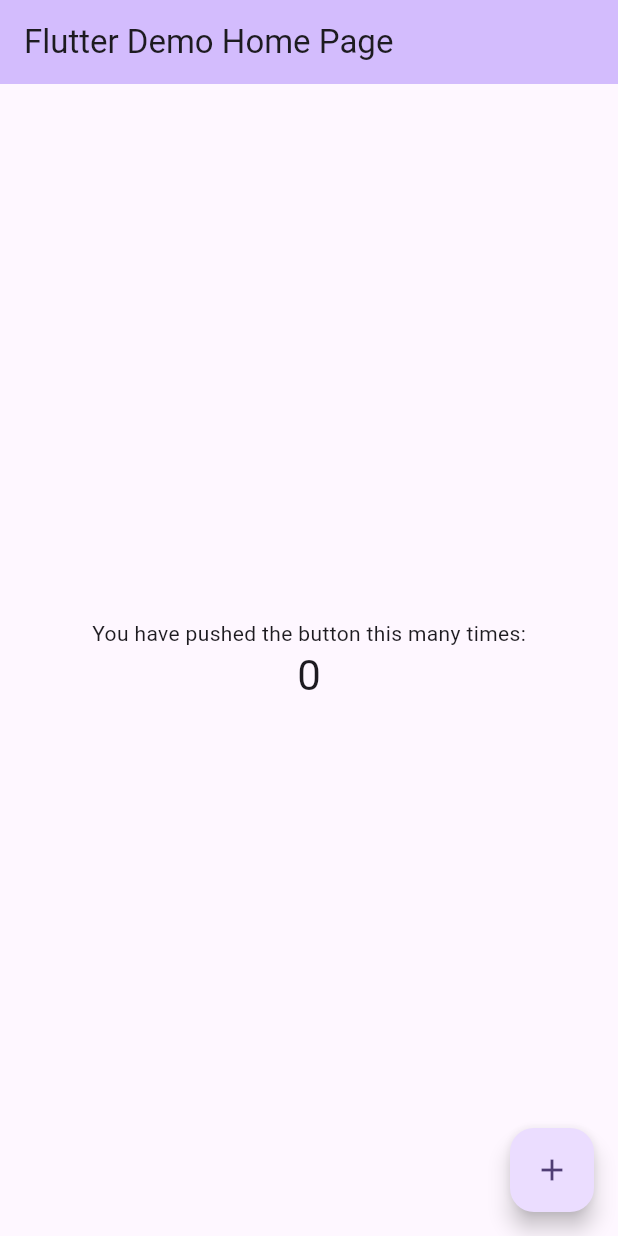
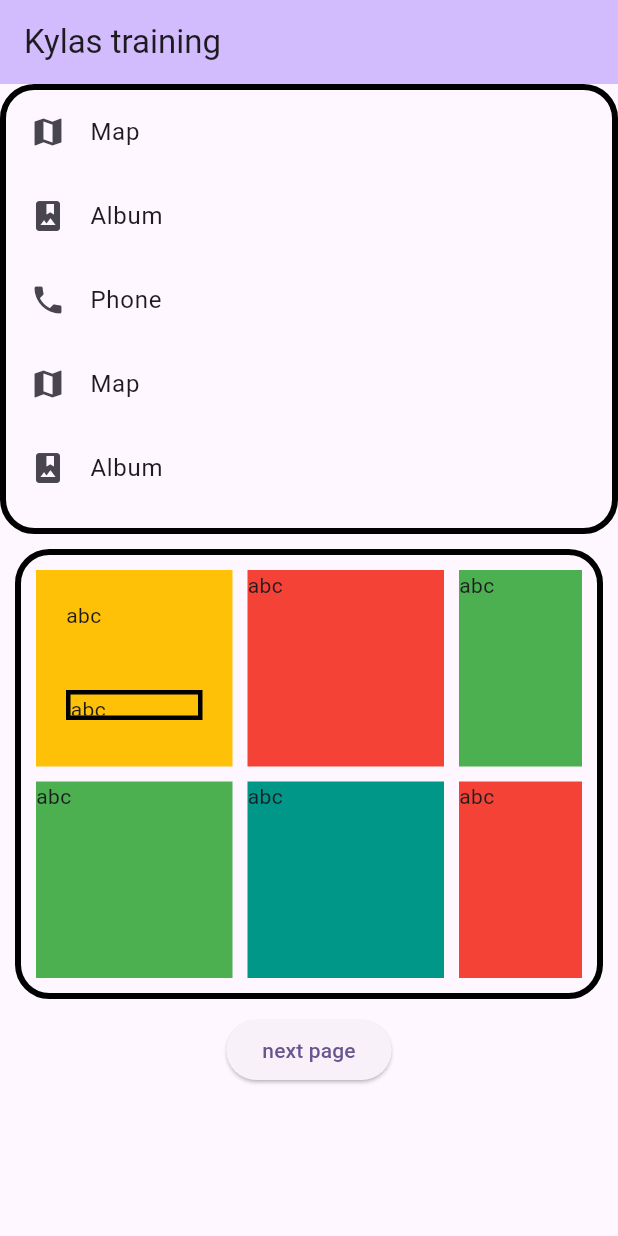
Before and after one commit to Nakul-Pattewar/sample_app, a Flutter app: the screen it shows after launch, on a phone screen of 412 x 824 dp. Run offline on Flutter 3.47's test engine with Material 3 defaults, Android fonts, the phone set to English and light mode, and no system bars.

Commit message:
added ListView, Routing and SliverAppBar

```diff
--- a/lib/main.dart
+++ b/lib/main.dart
@@ -1,4 +1,6 @@
 import 'package:flutter/material.dart';
+import 'package:sample_app/second_page.dart';
+import 'route_generator.dart';
 
 void main() {
   runApp(const MyApp());
@@ -13,40 +15,22 @@ class MyApp extends StatelessWidget {
     return MaterialApp(
       title: 'Flutter Demo',
       theme: ThemeData(
-        // This is the theme of your application.
-        //
-        // TRY THIS: Try running your application with "flutter run". You'll see
-        // the application has a purple toolbar. Then, without quitting the app,
-        // try changing the seedColor in the colorScheme below to Colors.green
-        // and then invoke "hot reload" (save your changes or press the "hot
-        // reload" button in a Flutter-supported IDE, or press "r" if you used
-        // the command line to start the app).
-        //
-        // Notice that the counter didn't reset back to zero; the application
-        // state is not lost during the reload. To reset the state, use hot
-        // restart instead.
-        //
-        // This works for code too, not just values: Most code changes can be
-        // tested with just a hot reload.
         colorScheme: ColorScheme.fromSeed(seedColor: Colors.deepPurple),
         useMaterial3: true,
       ),
-      home: const MyHomePage(title: 'Flutter Demo Home Page'),
+      // home: const MyHomePage(title: 'Iphone'),
+      initialRoute: "/",
+      // routes: {
+      //   "/second": (_)=>SecondRoute(),
+      //   "/third": (_)=>SecondRoute(),
+      // },
+      onGenerateRoute: RouteGenerator.generateRoute,
     );
   }
 }
 
 class MyHomePage extends StatefulWidget {
   const MyHomePage({super.key, required this.title});
-
-  // This widget is the home page of your application. It is stateful, meaning
-  // that it has a State object (defined below) that contains fields that affect
-  // how it looks.
-
-  // This class is the configuration for the state. It holds the values (in this
-  // case the title) provided by the parent (in this case the App widget) and
-  // used by the build method of the State. Fields in a Widget subclass are
-  // always marked "final".
 
   final String title;
 
@@ -59,67 +43,200 @@ class _MyHomePageState extends State<MyHomePage> {
 
   void _incrementCounter() {
     setState(() {
-      // This call to setState tells the Flutter framework that something has
-      // changed in this State, which causes it to rerun the build method below
-      // so that the display can reflect the updated values. If we changed
-      // _counter without calling setState(), then the build method would not be
-      // called again, and so nothing would appear to happen.
       _counter++;
     });
   }
 
   @override
   Widget build(BuildContext context) {
-    // This method is rerun every time setState is called, for instance as done
-    // by the _incrementCounter method above.
-    //
-    // The Flutter framework has been optimized to make rerunning build methods
-    // fast, so that you can just rebuild anything that needs updating rather
-    // than having to individually change instances of widgets.
     return Scaffold(
       appBar: AppBar(
-        // TRY THIS: Try changing the color here to a specific color (to
-        // Colors.amber, perhaps?) and trigger a hot reload to see the AppBar
-        // change color while the other colors stay the same.
         backgroundColor: Theme.of(context).colorScheme.inversePrimary,
-        // Here we take the value from the MyHomePage object that was created by
-        // the App.build method, and use it to set our appbar title.
         title: Text(widget.title),
       ),
-      body: Center(
-        // Center is a layout widget. It takes a single child and positions it
-        // in the middle of the parent.
-        child: Column(
-          // Column is also a layout widget. It takes a list of children and
-          // arranges them vertically. By default, it sizes itself to fit its
-          // children horizontally, and tries to be as tall as its parent.
-          //
-          // Column has various properties to control how it sizes itself and
-          // how it positions its children. Here we use mainAxisAlignment to
-          // center the children vertically; the main axis here is the vertical
-          // axis because Columns are vertical (the cross axis would be
-          // horizontal).
-          //
-          // TRY THIS: Invoke "debug painting" (choose the "Toggle Debug Paint"
-          // action in the IDE, or press "p" in the console), to see the
-          // wireframe for each widget.
-          mainAxisAlignment: MainAxisAlignment.center,
-          children: <Widget>[
-            const Text(
-              'You have pushed the button this many times:',
+      body: Column(children: [
+        Container(
+          height: 300,
+          decoration: BoxDecoration(
+              border: Border.all(width: 4),
+              borderRadius: BorderRadiusDirectional.all(Radius.circular(23))),
+          child: Scrollbar(
+            child: ListView(
+              children: <Widget>[
+                ListTile(
+                  leading: Icon(Icons.map),
+                  title: Text('Map'),
+                ),
+                ListTile(
+                  leading: Icon(Icons.photo_album),
+                  title: Text('Album'),
+                ),
+                ListTile(
+                  leading: Icon(Icons.phone),
+                  title: Text('Phone'),
+                ),
+                ListTile(
+                  leading: Icon(Icons.map),
+                  title: Text('Map'),
+                ),
+                ListTile(
+                  leading: Icon(Icons.photo_album),
+                  title: Text('Album'),
+                ),
+                ListTile(
+                  leading: Icon(Icons.phone),
+                  title: Text('Phone'),
+                ),
+                ListTile(
+                  leading: Icon(Icons.map),
+                  title: Text('Map'),
+                ),
+                ListTile(
+                  leading: Icon(Icons.photo_album),
+                  title: Text('Album'),
+                ),
+                ListTile(
+                  leading: Icon(Icons.phone),
+                  title: Text('Phone'),
+                ),
+                ListTile(
+                  leading: Icon(Icons.map),
+                  title: Text('Map'),
+                ),
+                ListTile(
+                  leading: Icon(Icons.photo_album),
+                  title: Text('Album'),
+                ),
+                ListTile(
+                  leading: Icon(Icons.phone),
+                  title: Text('Phone'),
+                ),
+                ListTile(
+                  leading: Icon(Icons.map),
+                  title: Text('Map'),
+                ),
+                ListTile(
+                  leading: Icon(Icons.photo_album),
+                  title: Text('Album'),
+                ),
+                ListTile(
+                  leading: Icon(Icons.phone),
+                  title: Text('Phone'),
+                ),
+              ],
             ),
-            Text(
-              '$_counter',
-              style: Theme.of(context).textTheme.headlineMedium,
-            ),
-          ],
+          ),
         ),
-      ),
-      floatingActionButton: FloatingActionButton(
-        onPressed: _incrementCounter,
-        tooltip: 'Increment',
-        child: const Icon(Icons.add),
-      ), // This trailing comma makes auto-formatting nicer for build methods.
+        Container(
+          height: 300,
+          margin: const EdgeInsets.all(10),
+          padding: const EdgeInsets.all(10),
+          decoration: BoxDecoration(
+              border: Border.all(width: 4),
+              borderRadius: BorderRadiusDirectional.all(Radius.circular(23))),
+          child: GridView.count(
+            scrollDirection: Axis.horizontal,
+            crossAxisSpacing: 10,
+            mainAxisSpacing: 10,
+            crossAxisCount: 2,
+            children: [
+              Container(
+                width: 100,
+                color: Colors.amber,
+                child: ListView(
+                  children: [
+                    Container(
+                      height: 20,
+                      margin: const EdgeInsets.all(20),
+                      decoration: BoxDecoration(
+                          // border: Border.all(width: 3,color: Colors.teal),
+                          ),
+                      child: Text('abc'),
+                    ),
+                    Container(
+                      height: 20,
+                      margin: const EdgeInsets.all(20),
+                      decoration: BoxDecoration(
+                        border: Border.all(width: 3, color: Colors.black),
+                      ),
+                      child: Text('abc'),
+                    ),
+                    Container(
+                      height: 20,
+                      margin: const EdgeInsets.all(20),
+                      decoration: BoxDecoration(
+                        border: Border.all(width: 3, color: Colors.black),
+                      ),
+                      child: Text('abc'),
+                    ),
+                    Container(
+                      height: 20,
+                      margin: const EdgeInsets.all(20),
+                      decoration: BoxDecoration(
+                        border: Border.all(width: 3, color: Colors.black),
+                      ),
+                      child: Text('abc'),
+                    ),
+                    Container(
+                      height: 20,
+                      margin: const EdgeInsets.all(20),
+                      decoration: BoxDecoration(
+                        border: Border.all(width: 3, color: Colors.black),
+                      ),
+                      child: Text('abc'),
+                    ),
+                  ],
+                ),
+              ),
+              Container(
+                width: 100,
+                color: Colors.green,
+                child: Text('abc'),
+              ),
+              Container(
+                width: 100,
+                color: Colors.red,
+                child: Text('abc'),
+              ),
+              Container(
+                width: 100,
+                color: Colors.teal,
+                child: Text('abc'),
+              ),
+              Container(
+                width: 100,
+                color: Colors.green,
+                child: Text('abc'),
+              ),
+              Container(
+                width: 100,
+                color: Colors.red,
+                child: Text('abc'),
+              ),
+              Container(
+                width: 100,
+                color: Colors.amber,
+                child: Text('abc'),
+              ),
+              Container(
+                width: 100,
+                color: Colors.green,
+                child: Text('abc'),
+              ),
+              Container(
+                width: 100,
+                color: Colors.red,
+                child: Text('abc'),
+              ),
+            ],
+          ),
+        ),
+        ElevatedButton(
+            onPressed: (){
+              Navigator.of(context).pushNamed("/second",arguments: "hello 2nd page");
+            },
+            child: const Text('next page'))
+      ]), // This trailing comma makes auto-formatting nicer for build methods.
     );
   }
 }
--- /dev/null
+++ b/lib/route_generator.dart
@@ -0,0 +1,37 @@
+import 'package:flutter/material.dart';
+import 'package:sample_app/main.dart';
+import 'package:sample_app/second_page.dart';
+import 'package:sample_app/SliverAppBar.dart';
+
+class RouteGenerator{
+  static Route<dynamic> generateRoute(RouteSettings settings){
+    final args = settings.arguments;
+    switch(settings.name){
+      case'/':
+        if(args is String) {
+          return MaterialPageRoute(
+              builder: (_) => MyHomePage(title: args));
+        }
+        return MaterialPageRoute(builder: (_) => MyHomePage(title: "Kylas training"));
+      case'/second':
+        return MaterialPageRoute(builder: (_) => SecondRoute());
+      case '/sliver':
+        return MaterialPageRoute(builder: (_) => Sliver());
+      default:
+        return _errorRoute();
+    }
+    return _errorRoute();
+  }
+
+  static Route<dynamic> _errorRoute() {
+    return MaterialPageRoute(builder: (_) => Scaffold(
+        appBar: AppBar(
+          title: Text("Unknown Error")
+        ),
+        body: Center(
+          child: Text("Error"),
+        ),
+    ),
+    );
+  }
+}
```
Also changed, not shown: lib/SliverAppBar.dart (added, +117 -0 lines), lib/second_page.dart (added, +56 -0 lines).
